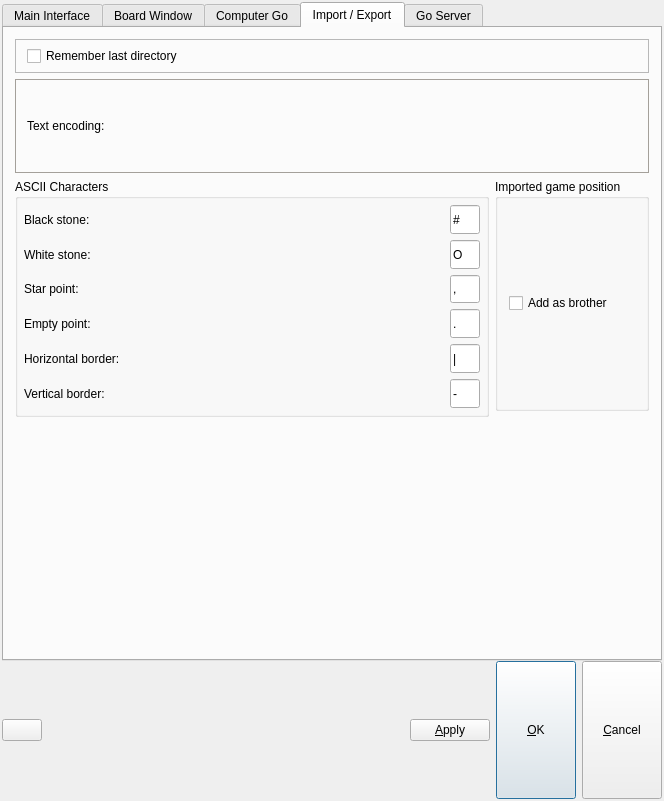
Qt form src/preferences_gui.ui (bernds/q5Go) before a commit.
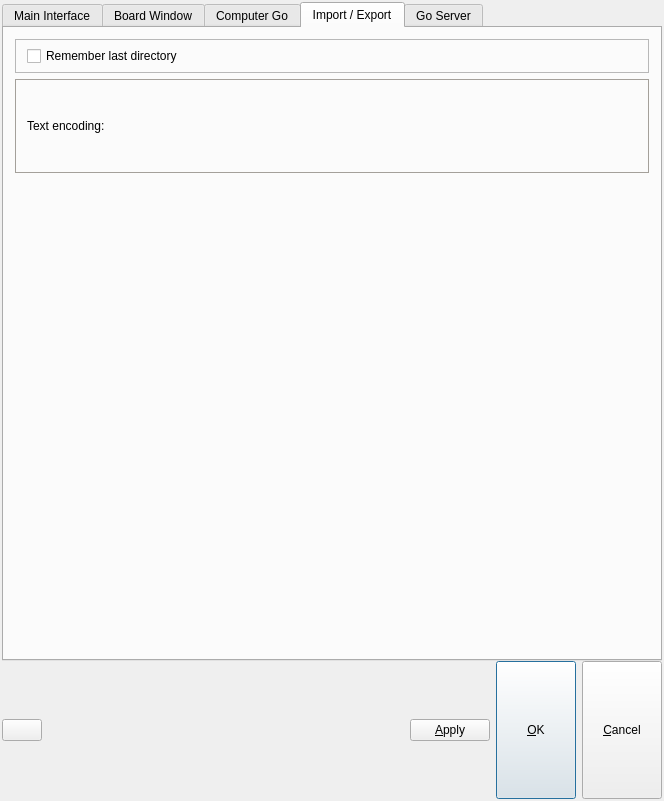
The same form after that commit. The open tabs and pages were chosen to show the change. Icons and pictures are not drawn. Custom widgets are drawn as their Qt base class.

Commit message: Remove ASCII import, and the option to configure ASCII character sets.  The export will be made much more useful soon.

```diff
--- a/src/preferences_gui.ui
+++ b/src/preferences_gui.ui
@@ -2396,35 +2396,18 @@
          </layout>
         </widget>
        </item>
-       <item row="2" column="1">
-        <widget class="QGroupBox" name="groupBox26">
-         <property name="sizePolicy">
-          <sizepolicy hsizetype="Preferred" vsizetype="Expanding">
-           <horstretch>0</horstretch>
-           <verstretch>0</verstretch>
-          </sizepolicy>
+       <item row="2" column="0">
+        <spacer name="verticalSpacer_13">
+         <property name="orientation">
+          <enum>Qt::Vertical</enum>
          </property>
-         <property name="title">
-          <string>Imported game position</string>
+         <property name="sizeHint" stdset="0">
+          <size>
+           <width>20</width>
+           <height>40</height>
+          </size>
          </property>
-         <layout class="QVBoxLayout" name="verticalLayout_6">
-          <item>
-           <widget class="QCheckBox" name="addBrotherCheckBox">
-            <property name="toolTip">
-             <string>Add imported position as brother</string>
-            </property>
-            <property name="whatsThis">
-             <string>Add imported position as brother
-
-If disabled, the imported position is added as son.</string>
-            </property>
-            <property name="text">
-             <string>Add as brother</string>
-            </property>
-           </widget>
-          </item>
-         </layout>
-        </widget>
+        </spacer>
        </item>
        <item row="0" column="0" colspan="2">
         <widget class="Q3Frame" name="Frame4">
@@ -2491,363 +2474,6 @@
          </layout>
         </widget>
        </item>
-       <item row="2" column="0" rowspan="2">
-        <widget class="QGroupBox" name="GroupBox4">
-         <property name="sizePolicy">
-          <sizepolicy hsizetype="Preferred" vsizetype="Minimum">
-           <horstretch>0</horstretch>
-           <verstretch>0</verstretch>
-          </sizepolicy>
-         </property>
-         <property name="toolTip">
-          <string>ASCII character for import/export</string>
-         </property>
-         <property name="whatsThis">
-          <string>ASCII character for import
-
-When importing or exporting ASCII files, use these characters to indicate the given stone or point on the board.</string>
-         </property>
-         <property name="title">
-          <string>ASCII Characters</string>
-         </property>
-         <layout class="QVBoxLayout">
-          <property name="spacing">
-           <number>6</number>
-          </property>
-          <property name="leftMargin">
-           <number>6</number>
-          </property>
-          <property name="topMargin">
-           <number>6</number>
-          </property>
-          <property name="rightMargin">
-           <number>6</number>
-          </property>
-          <property name="bottomMargin">
-           <number>6</number>
-          </property>
-          <item>
-           <layout class="QHBoxLayout">
-            <property name="spacing">
-             <number>6</number>
-            </property>
-            <property name="leftMargin">
-             <number>0</number>
-            </property>
-            <property name="topMargin">
-             <number>0</number>
-            </property>
-            <property name="rightMargin">
-             <number>0</number>
-            </property>
-            <property name="bottomMargin">
-             <number>0</number>
-            </property>
-            <item>
-             <widget class="QLabel" name="TextLabel1">
-              <property name="minimumSize">
-               <size>
-                <width>120</width>
-                <height>0</height>
-               </size>
-              </property>
-              <property name="text">
-               <string>Black stone:</string>
-              </property>
-              <property name="wordWrap">
-               <bool>false</bool>
-              </property>
-             </widget>
-            </item>
-            <item>
-             <widget class="QLineEdit" name="blackStoneEdit">
-              <property name="maximumSize">
-               <size>
-                <width>30</width>
-                <height>32767</height>
-               </size>
-              </property>
-              <property name="text">
-               <string>#</string>
-              </property>
-              <property name="maxLength">
-               <number>1</number>
-              </property>
-             </widget>
-            </item>
-           </layout>
-          </item>
-          <item>
-           <layout class="QHBoxLayout">
-            <property name="spacing">
-             <number>6</number>
-            </property>
-            <property name="leftMargin">
-             <number>0</number>
-            </property>
-            <property name="topMargin">
-             <number>0</number>
-            </property>
-            <property name="rightMargin">
-             <number>0</number>
-            </property>
-            <property name="bottomMargin">
-             <number>0</number>
-            </property>
-            <item>
-             <widget class="QLabel" name="TextLabel2_2">
-              <property name="minimumSize">
-               <size>
-                <width>120</width>
-                <height>0</height>
-               </size>
-              </property>
-              <property name="text">
-               <string>White stone:</string>
-              </property>
-              <property name="wordWrap">
-               <bool>false</bool>
-              </property>
-             </widget>
-            </item>
-            <item>
-             <widget class="QLineEdit" name="whiteStoneEdit">
-              <property name="maximumSize">
-               <size>
-                <width>30</width>
-                <height>32767</height>
-               </size>
-              </property>
-              <property name="text">
-               <string>O</string>
-              </property>
-              <property name="maxLength">
-               <number>1</number>
-              </property>
-             </widget>
-            </item>
-           </layout>
-          </item>
-          <item>
-           <layout class="QHBoxLayout">
-            <property name="spacing">
-             <number>6</number>
-            </property>
-            <property name="leftMargin">
-             <number>0</number>
-            </property>
-            <property name="topMargin">
-             <number>0</number>
-            </property>
-            <property name="rightMargin">
-             <number>0</number>
-            </property>
-            <property name="bottomMargin">
-             <number>0</number>
-            </property>
-            <item>
-             <widget class="QLabel" name="TextLabel3">
-              <property name="minimumSize">
-               <size>
-                <width>120</width>
-                <height>0</height>
-               </size>
-              </property>
-              <property name="text">
-               <string>Star point:</string>
-              </property>
-              <property name="wordWrap">
-               <bool>false</bool>
-              </property>
-             </widget>
-            </item>
-            <item>
-             <widget class="QLineEdit" name="starPointEdit">
-              <property name="maximumSize">
-               <size>
-                <width>30</width>
-                <height>32767</height>
-               </size>
-              </property>
-              <property name="text">
-               <string>,</string>
-              </property>
-              <property name="maxLength">
-               <number>1</number>
-              </property>
-             </widget>
-            </item>
-           </layout>
-          </item>
-          <item>
-           <layout class="QHBoxLayout">
-            <property name="spacing">
-             <number>6</number>
-            </property>
-            <property name="leftMargin">
-             <number>0</number>
-            </property>
-            <property name="topMargin">
-             <number>0</number>
-            </property>
-            <property name="rightMargin">
-             <number>0</number>
-            </property>
-            <property name="bottomMargin">
-             <number>0</number>
-            </property>
-            <item>
-             <widget class="QLabel" name="TextLabel4">
-              <property name="minimumSize">
-               <size>
-                <width>120</width>
-                <height>0</height>
-               </size>
-              </property>
-              <property name="text">
-               <string>Empty point:</string>
-              </property>
-              <property name="wordWrap">
-               <bool>false</bool>
-              </property>
-             </widget>
-            </item>
-            <item>
-             <widget class="QLineEdit" name="emptyPointEdit">
-              <property name="maximumSize">
-               <size>
-                <width>30</width>
-                <height>32767</height>
-               </size>
-              </property>
-              <property name="text">
-               <string>.</string>
-              </property>
-              <property name="maxLength">
-               <number>1</number>
-              </property>
-             </widget>
-            </item>
-           </layout>
-          </item>
-          <item>
-           <layout class="QHBoxLayout">
-            <property name="spacing">
-             <number>6</number>
-            </property>
-            <property name="leftMargin">
-             <number>0</number>
-            </property>
-            <property name="topMargin">
-             <number>0</number>
-            </property>
-            <property name="rightMargin">
-             <number>0</number>
-            </property>
-            <property name="bottomMargin">
-             <number>0</number>
-            </property>
-            <item>
-             <widget class="QLabel" name="TextLabel1_3">
-              <property name="minimumSize">
-               <size>
-                <width>120</width>
-                <height>0</height>
-               </size>
-              </property>
-              <property name="text">
-               <string>Horizontal border:</string>
-              </property>
-              <property name="wordWrap">
-               <bool>false</bool>
-              </property>
-             </widget>
-            </item>
-            <item>
-             <widget class="QLineEdit" name="hBorderEdit">
-              <property name="maximumSize">
-               <size>
-                <width>30</width>
-                <height>32767</height>
-               </size>
-              </property>
-              <property name="text">
-               <string>|</string>
-              </property>
-              <property name="maxLength">
-               <number>1</number>
-              </property>
-             </widget>
-            </item>
-           </layout>
-          </item>
-          <item>
-           <layout class="QHBoxLayout">
-            <property name="spacing">
-             <number>6</number>
-            </property>
-            <property name="leftMargin">
-             <number>0</number>
-            </property>
-            <property name="topMargin">
-             <number>0</number>
-            </property>
-            <property name="rightMargin">
-             <number>0</number>
-            </property>
-            <property name="bottomMargin">
-             <number>0</number>
-            </property>
-            <item>
-             <widget class="QLabel" name="TextLabel2_3">
-              <property name="minimumSize">
-               <size>
-                <width>120</width>
-                <height>0</height>
-               </size>
-              </property>
-              <property name="text">
-               <string>Vertical border:</string>
-              </property>
-              <property name="wordWrap">
-               <bool>false</bool>
-              </property>
-             </widget>
-            </item>
-            <item>
-             <widget class="QLineEdit" name="vBorderEdit">
-              <property name="maximumSize">
-               <size>
-                <width>30</width>
-                <height>32767</height>
-               </size>
-              </property>
-              <property name="text">
-               <string>-</string>
-              </property>
-              <property name="maxLength">
-               <number>1</number>
-              </property>
-             </widget>
-            </item>
-           </layout>
-          </item>
-         </layout>
-        </widget>
-       </item>
-       <item row="4" column="0">
-        <spacer name="verticalSpacer_13">
-         <property name="orientation">
-          <enum>Qt::Vertical</enum>
-         </property>
-         <property name="sizeHint" stdset="0">
-          <size>
-           <width>20</width>
-           <height>40</height>
-          </size>
-         </property>
-        </spacer>
-       </item>
       </layout>
      </widget>
      <widget class="QWidget" name="goServerTabWidget">
```
Left out of the diff: 66 changed lines with no effect on the pictures. The commit also changes 15 other files.
